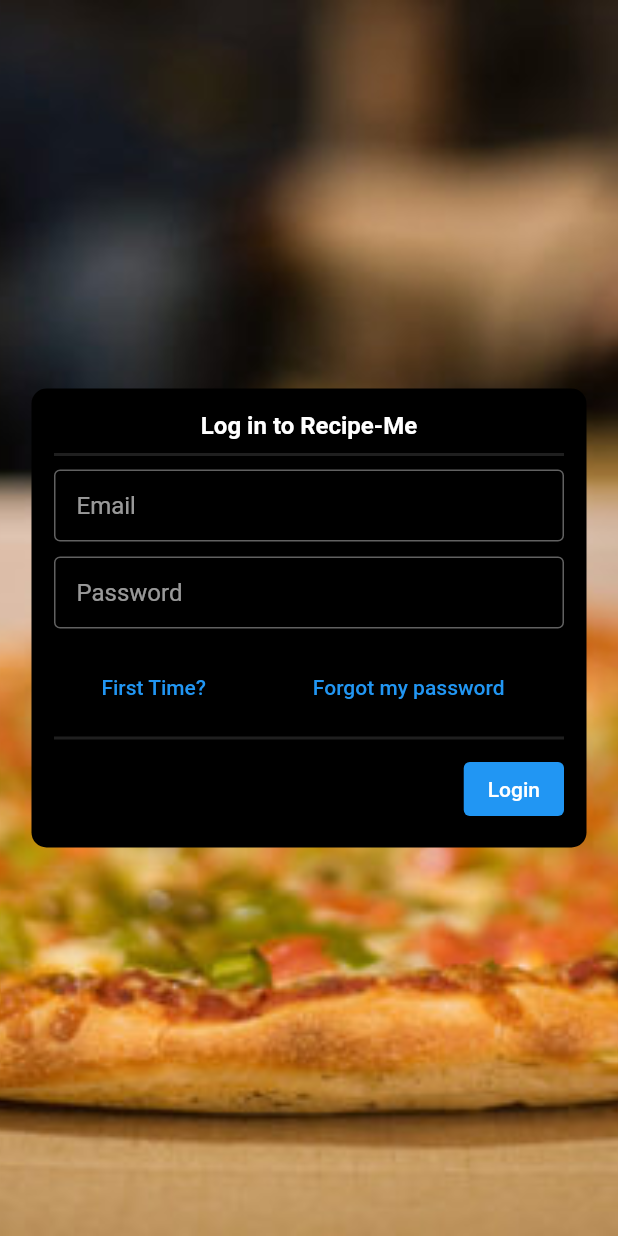
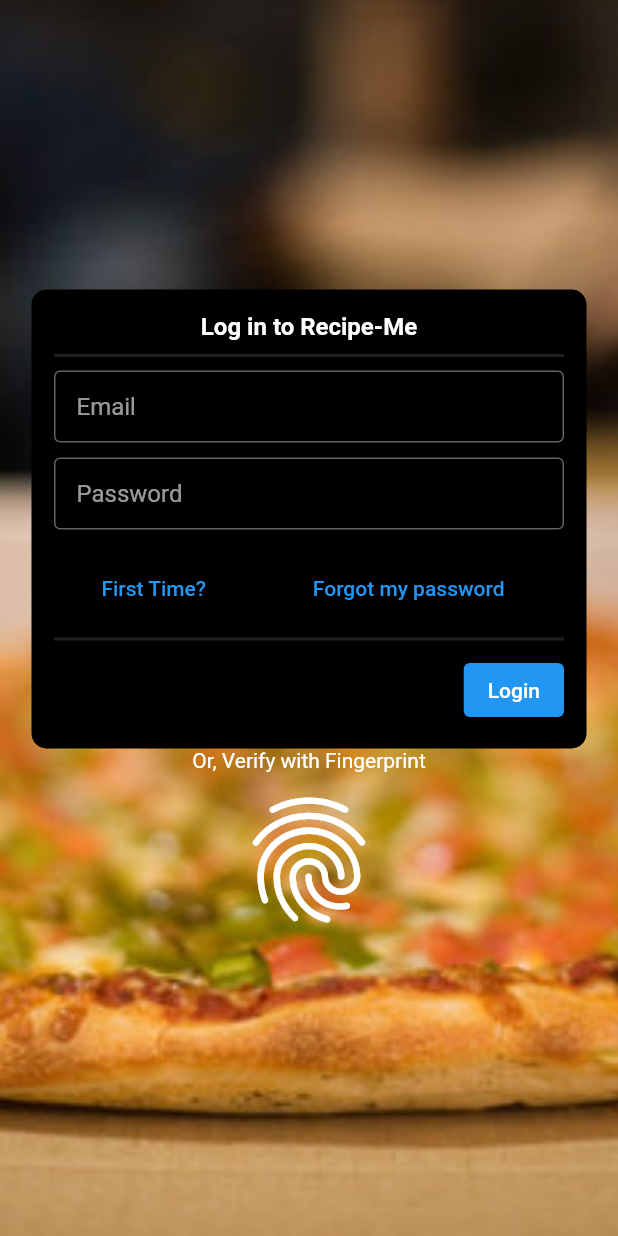
Before and after one commit to prabeshpathak/recipe-me, a Flutter app: the Login screen opened by its route, on a phone screen of 412 x 824 dp. Run offline on Flutter 3.47's test engine with Material 2 defaults, Android fonts, the phone set to English and light mode, and no system bars; our stand-ins replace date_format, dropdown_search, google_sign_in, image_picker, like_button, local_auth and 1 more; missing offline and left inert: flutter_pagewise; accounts and stored records are empty.

Commit message:
UI changes on login screen for fingerprint

```diff
--- a/lib/screens/login.dart
+++ b/lib/screens/login.dart
@@ -6,6 +6,8 @@
 import 'package:recipe_app_flutter/widgets/InputBox.dart';
 import 'package:recipe_app_flutter/utils/StringValidator.dart';
 import 'package:provider/provider.dart';
+
+import '../utils/fingerprint.dart';
 
 // Login page class that extends stateless widget because it won't change itself.
 class Login extends StatelessWidget {
@@ -210,7 +212,42 @@
           child: Column(
             mainAxisAlignment: MainAxisAlignment.center,
             crossAxisAlignment: CrossAxisAlignment.center,
-            children: <Widget>[_buildCenter(context)],
+            children: <Widget>[
+              _buildCenter(context),
+              Center(
+                  child: Column(
+                mainAxisAlignment: MainAxisAlignment.center,
+                children: [
+                  Text(
+                    "Or, Verify with Fingerprint",
+                    textAlign: TextAlign.center,
+                  ),
+                  IconButton(
+                    icon: const Icon(Icons.fingerprint_outlined),
+                    iconSize: 100,
+                    onPressed: () async {
+                      var auth =
+                          Provider.of<AuthProvider>(context, listen: false);
+
+                      final isAuthenticate = await LocalAuthApi.authenticate();
+                      print(isAuthenticate);
+                      if (isAuthenticate == true) {
+                        auth.login("prabesh@gmail.com","123123123").then((value) => {
+                              ScaffoldMessenger.of(context).showSnackBar(
+                                  SnackBar(content: Text(value['message']))),
+                              Provider.of<UserProvider>(context, listen: false)
+                                  .setUser(value['user']),
+                              Navigator.pushNamedAndRemoveUntil(
+                                  context, RouteName.HOME, (_) => false),
+                            });
+                      } else {
+                        return;
+                      }
+                    },
+                  )
+                ],
+              )),
+            ],
           ),
         ),
       ),
```
